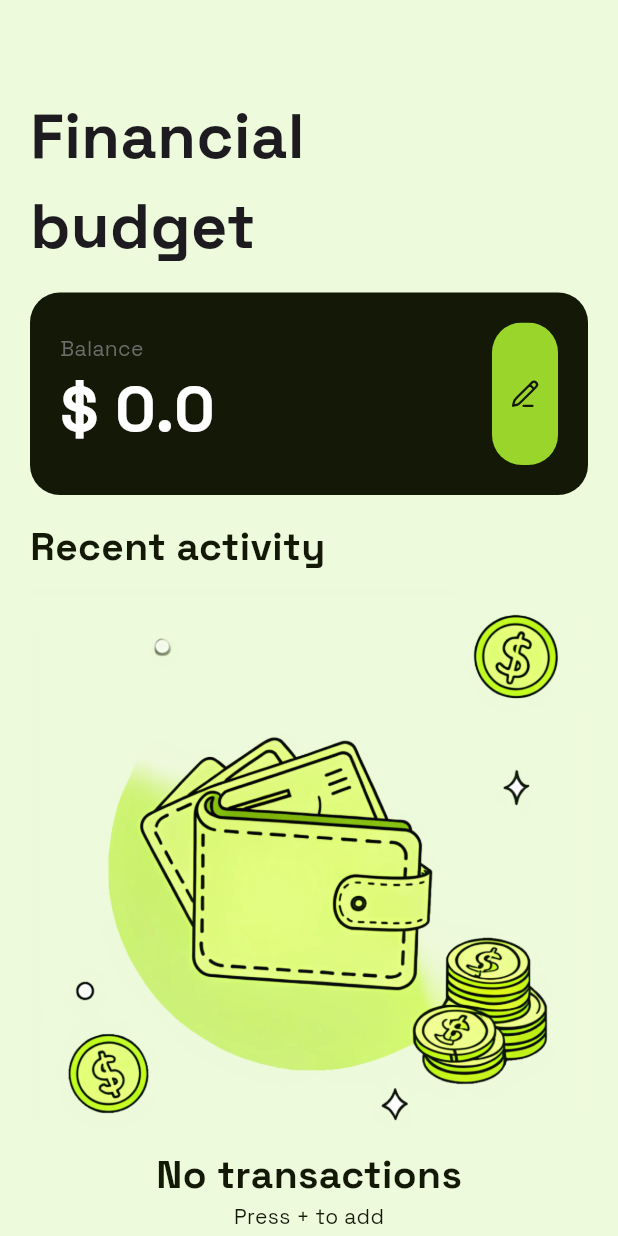
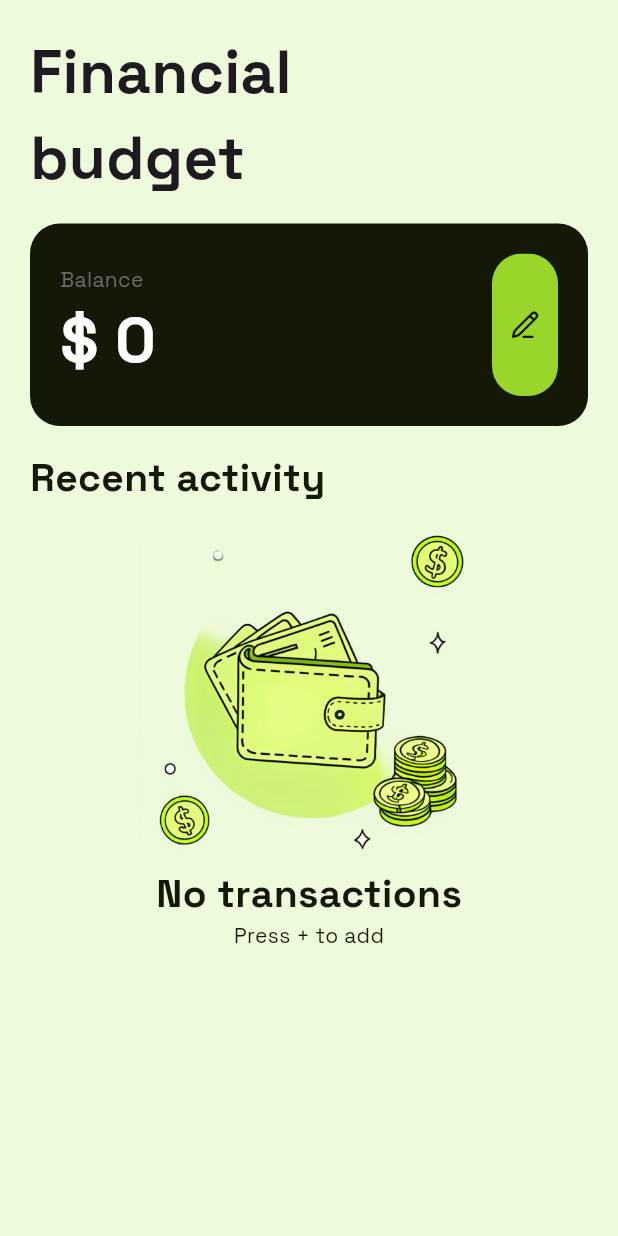
Before and after one commit to eaaniwezi/aezakmi_finance_task, a Flutter app: the FinancialBudgetScreen screen opened directly, on a phone screen of 412 x 824 dp. Run offline on Flutter 3.47's test engine with Material 3 defaults, Android fonts, the phone set to English and light mode, and no system bars; our stand-ins replace flutter_rating_bar, flutter_svg, get, google_fonts, hive, hive_flutter and 1 more; accounts and stored records are empty.

Commit message:
fixed bugs

```diff
--- a/lib/repo/account_repo.dart
+++ b/lib/repo/account_repo.dart
@@ -15,9 +15,9 @@ class AccountRepo {
     var box = await _openAccountBox();
     var account = box.get('account');
     double? balance = account?.accountBalance;
-    if (balance != null && balance.abs() > 9999) {
-      return 0.0;
-    }
+    // if (balance != null && balance.abs() > 9999999) {
+    //   return 0.0;
+    // }
 
     return balance;
   }
--- a/lib/screens/main_screens/financial_budget_screen.dart
+++ b/lib/screens/main_screens/financial_budget_screen.dart
@@ -1,6 +1,7 @@
 // ignore_for_file: prefer_const_constructors
 
 import 'package:get/get.dart';
+import 'package:intl/intl.dart';
 import 'package:flutter_svg/svg.dart';
 import 'package:flutter/material.dart';
 import 'package:google_fonts/google_fonts.dart';
@@ -24,6 +25,7 @@ class FinancialBudgetScreen extends StatelessWidget {
             padding: const EdgeInsets.symmetric(horizontal: 20),
             child: ListView(
               children: [
+                const SizedBox(height: 20),
                 _header(),
                 const SizedBox(height: 15),
                 _budgetContainer(context),
@@ -49,10 +51,13 @@ class FinancialBudgetScreen extends StatelessWidget {
   }
 
   _noHistory(context) {
+    Size size = MediaQuery.of(context).size;
     return Column(
       mainAxisAlignment: MainAxisAlignment.center,
       children: [
-        Image.asset("assets/pics/wallet.png"),
+        Container(
+            height: size.height * 0.28,
+            child: Image.asset("assets/pics/wallet.png")),
         _textContainer("No transactions"),
         _dateText("Press + to add", context)
       ],
@@ -102,7 +107,8 @@ class FinancialBudgetScreen extends StatelessWidget {
                   ),
                 ),
                 Text(
-                  "\$ ${balance}",
+                  // "\$ ${balance}",
+                  "\$ ${NumberFormat.compact().format(balance)}",
                   style: GoogleFonts.spaceGrotesk(
                     fontWeight: FontWeight.w700,
                     fontSize: 42,
@@ -208,10 +214,18 @@ class FinancialBudgetScreen extends StatelessWidget {
                                 accountController.amountController.text);
 
                             if (newBalance != null) {
-                              accountController
-                                  .updateAccountBalance(newBalance);
-                              accountController.amountController.clear();
-                              Navigator.pop(context);
+                              if (newBalance > 1000000000) {
+                                Get.snackbar(
+                                  'Error',
+                                  'The balance cannot exceed 100 million.',
+                                  backgroundColor: style.ColorTheme.redColor,
+                                );
+                              } else {
+                                accountController
+                                    .updateAccountBalance(newBalance);
+                                accountController.amountController.clear();
+                                Navigator.pop(context);
+                              }
                             } else {
                               Get.snackbar(
                                 'Error',
@@ -289,10 +303,10 @@ class FinancialBudgetScreen extends StatelessWidget {
 
   _header() {
     return Text(
-      "\nFinancial\nbudget",
+      "Financial\nbudget",
       style: GoogleFonts.spaceGrotesk(
         fontWeight: FontWeight.w700,
-        fontSize: 42,
+        fontSize: 40,
         fontStyle: FontStyle.normal,
       ),
     );
--- a/lib/screens/main_screens/financial_goals_screen.dart
+++ b/lib/screens/main_screens/financial_goals_screen.dart
@@ -24,6 +24,7 @@ class FinancialGoalsScreen extends StatelessWidget {
             padding: const EdgeInsets.symmetric(horizontal: 20),
             child: ListView(
               children: [
+                const SizedBox(height: 20),
                 _header(),
                 const SizedBox(height: 30),
                 goals.isEmpty
@@ -181,10 +182,10 @@ class FinancialGoalsScreen extends StatelessWidget {
 
   _header() {
     return Text(
-      "\nFinancial goals",
+      "Financial goals",
       style: GoogleFonts.spaceGrotesk(
         fontWeight: FontWeight.w700,
-        fontSize: 42,
+        fontSize: 40,
         fontStyle: FontStyle.normal,
       ),
     );
--- a/lib/widgets/custom_appbar_widget.dart
+++ b/lib/widgets/custom_appbar_widget.dart
@@ -10,7 +10,7 @@ class CustomAppbarWidget extends StatelessWidget {
   @override
   Widget build(BuildContext context) {
     return Padding(
-      padding: const EdgeInsets.symmetric(vertical: 43),
+      padding: const EdgeInsets.symmetric(vertical: 20),
       child: Row(
         mainAxisAlignment: MainAxisAlignment.spaceBetween,
         children: [
--- a/lib/widgets/custom_rating_bar_widget.dart
+++ b/lib/widgets/custom_rating_bar_widget.dart
@@ -14,9 +14,9 @@ class CustomRatingBarWidget extends StatelessWidget {
       children: List.generate(10, (index) {
         bool isFilled = index < filledContainers;
         return Container(
-          margin: EdgeInsets.only(right: 5),
-          height: 12,
-          width: 12,
+          margin: EdgeInsets.only(right: 3),
+          height: 11,
+          width: 11,
           decoration: BoxDecoration(
             color: isFilled ? style.ColorTheme.lemonColor : Colors.white,
             border: Border.all(
--- a/lib/widgets/text_custom_widget.dart
+++ b/lib/widgets/text_custom_widget.dart
@@ -17,7 +17,7 @@ class TextCustomWidget extends StatelessWidget {
   @override
   Widget build(BuildContext context) {
     return Container(
-      height: 35,
+      height: 40,
       decoration: BoxDecoration(
         color: Colors.white,
         borderRadius: BorderRadius.circular(10),
```
Also changed, not shown: lib/screens/fin_goals_screens/add_history_screen.dart (+6 -2 lines), lib/widgets/transcation_history_card.dart (+5 -3 lines).
